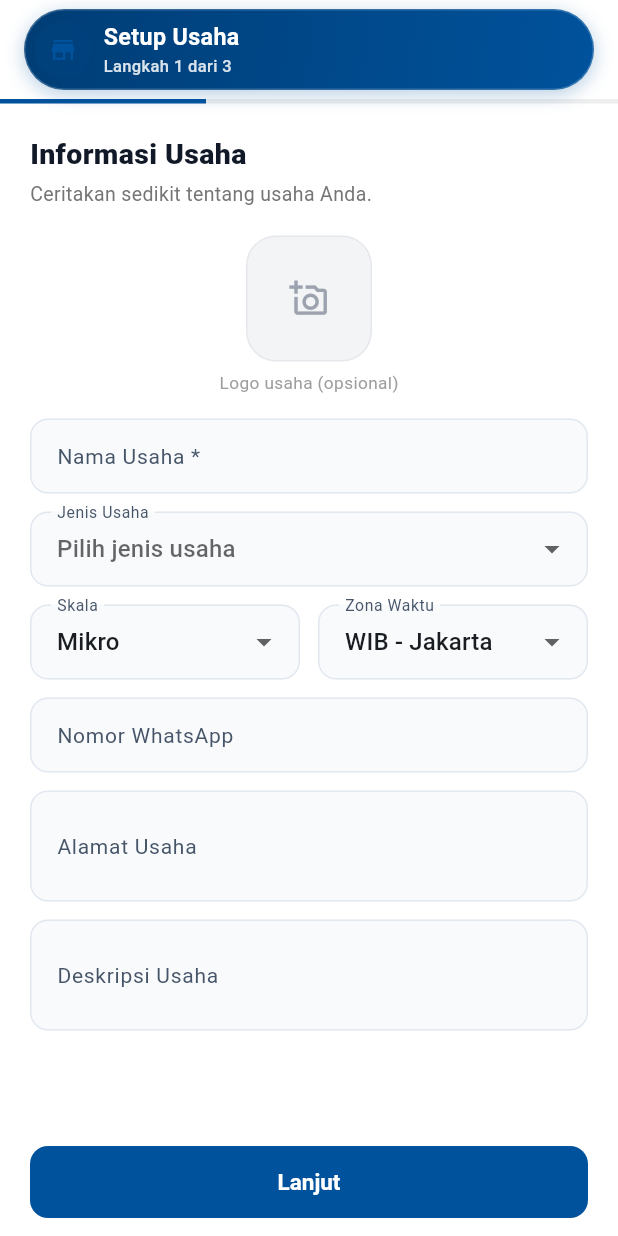
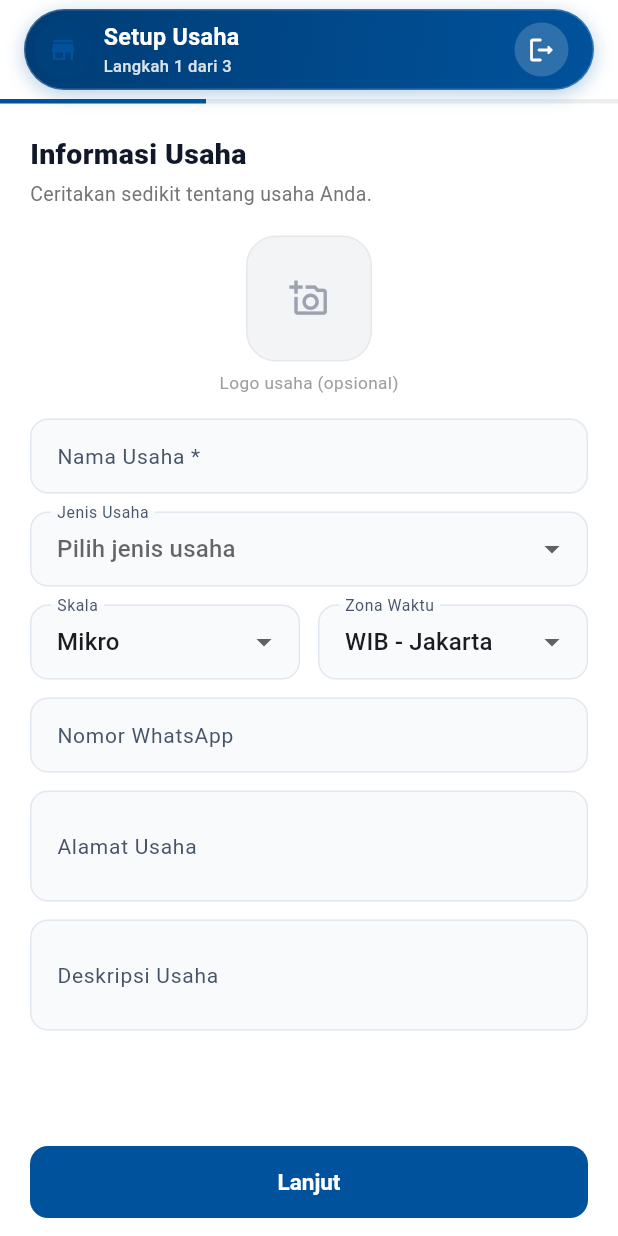
Before and after one commit to ardhikaxx/buku-laris-mobile, a Flutter app: the screen it shows once a user with an empty profile is signed in, after a tap on "Buat Usaha Saya", on a phone screen of 412 x 824 dp. Run offline on Flutter 3.47's test engine with Material 3 defaults, Android fonts, the phone set to English and light mode, and no system bars; our stand-ins replace cloud_firestore, firebase_auth, firebase_core, fl_chart, flutter_riverpod, go_router and 4 more; accounts and stored records are empty.

Commit message:
feat(gate): stream pending invitations in real-time and provide logout in onboarding

```diff
--- a/lib/config/gate.dart
+++ b/lib/config/gate.dart
@@ -106,8 +106,7 @@ class GateController extends Notifier<GateState> {
       await _inviteSub?.cancel();
       _invitesLoaded = false;
       _inviteSub = inviteRepo
-          .listPendingForEmail(user.email!)
-          .asStream()
+          .watchPendingForEmail(user.email!)
           .listen((invites) {
         _invites = invites;
         _invitesLoaded = true;
--- a/lib/features/onboarding/screens/onboarding_screen.dart
+++ b/lib/features/onboarding/screens/onboarding_screen.dart
@@ -162,6 +162,30 @@ class _OnboardingScreenState extends ConsumerState<OnboardingScreen> {
           ),
           titleText: 'Setup Usaha',
           subtitleText: 'Langkah ${_step + 1} dari 3',
+          actions: [
+            IconButton(
+              tooltip: 'Keluar Akun',
+              icon: const Icon(Icons.logout_rounded, size: 20),
+              style: IconButton.styleFrom(
+                backgroundColor: Colors.white.withValues(alpha: 0.18),
+                foregroundColor: Colors.white,
+                padding: const EdgeInsets.all(7),
+                minimumSize: const Size(36, 36),
+              ),
+              onPressed: () async {
+                final confirmed = await confirmAction(
+                  context,
+                  title: 'Keluar dari akun?',
+                  message: 'Anda akan keluar dari akun ini.',
+                  confirmLabel: 'Keluar',
+                  destructive: true,
+                );
+                if (confirmed) {
+                  await ref.read(authServiceProvider).signOut();
+                }
+              },
+            ),
+          ],
         ),
         body: Column(
           children: [
```
Also changed, not shown: lib/repositories/invitation_repository.dart (+14 -2 lines).
